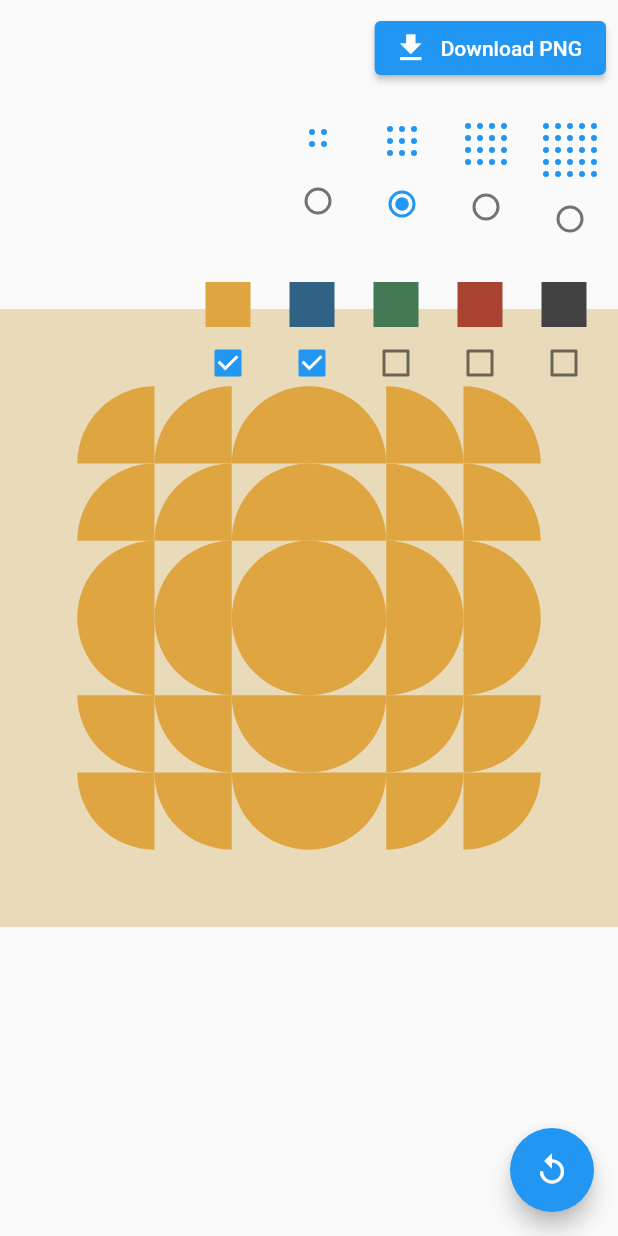
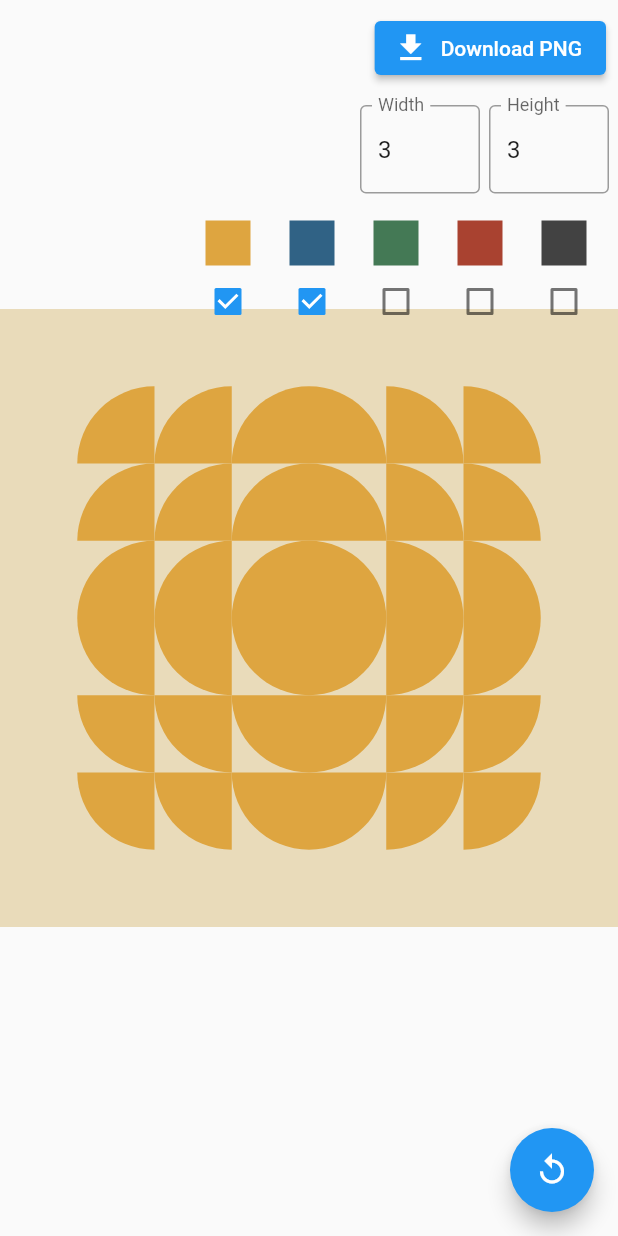
Before and after one commit to guidotheelen/tiles, a Flutter app: the screen it shows after launch, on a phone screen of 412 x 824 dp. Run offline on Flutter 3.47's test engine with Material 2 defaults, Android fonts, the phone set to English and light mode, and no system bars; drawn by our look-alikes of screenshot; missing offline and left inert: dart:html.

Commit message:
feature: width height

```diff
--- a/lib/main.dart
+++ b/lib/main.dart
@@ -1,6 +1,7 @@
 import 'dart:math';
 
 import 'package:flutter/material.dart';
+import 'package:flutter/services.dart';
 import 'package:screenshot/screenshot.dart';
 import 'package:tiles/color_selector.dart';
 
@@ -24,17 +25,15 @@ class MyApp extends StatelessWidget {
       theme: ThemeData(
         primarySwatch: Colors.blue,
       ),
-      home: MyHomePage(title: 'Flutter Demo Home Page'),
+      home: const MyHomePage(title: 'Flutter Demo Home Page'),
     );
   }
 }
 
 class MyHomePage extends StatefulWidget {
-  MyHomePage({Key? key, required this.title}) : super(key: key);
+  const MyHomePage({Key? key, required this.title}) : super(key: key);
 
   final String title;
-
-  ScreenshotController screenshotController = ScreenshotController();
 
   @override
   State<MyHomePage> createState() => _MyHomePageState();
@@ -50,13 +49,25 @@ class _MyHomePageState extends State<MyHomePage> {
     Color(0xFF424242),
   ];
 
+  final screenshotController = ScreenshotController();
   final globalKey = GlobalKey();
+  final widthController = TextEditingController();
+  final heightController = TextEditingController();
 
-  var tileAmount = 3;
+  var horizontalTileCount = 3;
+  var verticalTileCount = 3;
   var currentColors = [
     const Color(0xFFDEA540),
     const Color(0xFF306285),
   ];
+
+  @override
+  void initState() {
+    // TODO: implement initState
+    super.initState();
+    widthController.text = horizontalTileCount.toString();
+    heightController.text = verticalTileCount.toString();
+  }
 
   @override
   Widget build(BuildContext context) {
@@ -77,17 +88,18 @@ class _MyHomePageState extends State<MyHomePage> {
   }
 
   Screenshot<dynamic> _tiles() {
-    final randomNums =
-        randomNumbers(tileAmount * tileAmount, Corner.values.length);
-    final colors = randomColors(tileAmount * tileAmount);
-    Widget tile = ShapeGrid(
+    final amount = horizontalTileCount * verticalTileCount;
+    final randomNums = randomNumbers(amount, Corner.values.length);
+    final colors = randomColors(amount);
+    final tile = ShapeGrid(
       size: const Size(300, 300),
-      horizontalTileCount: tileAmount,
+      horizontalTileCount: horizontalTileCount,
+      verticalTileCount: verticalTileCount,
       randomNums: randomNums,
       colors: colors,
     );
     return Screenshot(
-      controller: widget.screenshotController,
+      controller: screenshotController,
       child: Center(
         child: FittedBox(
           child: Container(
@@ -107,15 +119,23 @@ class _MyHomePageState extends State<MyHomePage> {
         Column(
           crossAxisAlignment: CrossAxisAlignment.end,
           children: [
-            DownloadButton(controller: widget.screenshotController),
+            DownloadButton(controller: screenshotController),
             const SizedBox(height: 6),
-            ComplexitySelector(
-              tileAmount: tileAmount,
-              changeTileAmount: (newTileAmount) {
-                setState(() {
-                  tileAmount = newTileAmount;
-                });
-              },
+            Row(
+              children: [
+                _sizeInput('Width', widthController, (val) {
+                  setState(() {
+                    horizontalTileCount = val;
+                  });
+                }),
+                const SizedBox(width: 6),
+                _sizeInput('Height', heightController, (val) {
+                  setState(() {
+                    verticalTileCount = val;
+                  });
+                }),
+                const SizedBox(width: 6)
+              ],
             ),
             const SizedBox(height: 6),
             ColorSelector(
@@ -129,6 +149,24 @@ class _MyHomePageState extends State<MyHomePage> {
           ],
         ),
       ],
+    );
+  }
+
+  SizedBox _sizeInput(
+      String text, TextEditingController controller, Function(int) setSize) {
+    return SizedBox(
+      width: 80,
+      child: TextField(
+        inputFormatters: [
+          FilteringTextInputFormatter.allow(RegExp(r'[0-9]')),
+        ],
+        controller: controller,
+        decoration: InputDecoration(
+          border: const OutlineInputBorder(),
+          labelText: text,
+        ),
+        onChanged: (val) => setSize(int.parse(val)),
+      ),
     );
   }
 
--- a/lib/shape_grid.dart
+++ b/lib/shape_grid.dart
@@ -5,6 +5,7 @@ import 'package:tiles/shape.dart';
 class ShapeGrid extends StatelessWidget {
   final Size size;
   final int horizontalTileCount;
+  final int verticalTileCount;
   final List<Color> colors;
   final List<int> randomNums;
 
@@ -12,6 +13,7 @@ class ShapeGrid extends StatelessWidget {
     Key? key,
     required this.size,
     required this.horizontalTileCount,
+    required this.verticalTileCount,
     required this.colors,
     required this.randomNums,
   }) : super(key: key);
@@ -26,7 +28,7 @@ class ShapeGrid extends StatelessWidget {
           crossAxisCount: horizontalTileCount,
         ),
         children: List.generate(
-          horizontalTileCount * horizontalTileCount,
+          horizontalTileCount * verticalTileCount,
           (index) => Shape(
             size: size.width / horizontalTileCount,
             color: colors[index],
```
